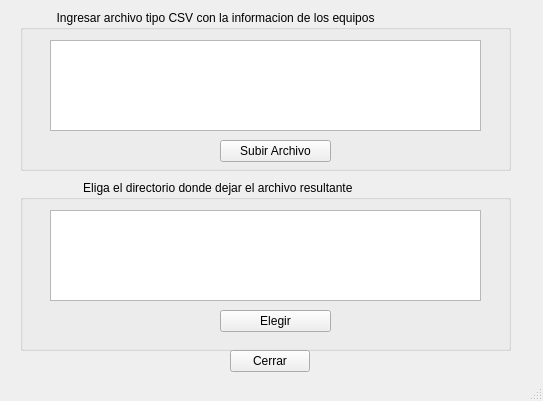
Above: Proyectoparalelas4/fixture/mainwindow.ui from hacors24/Proyectoparalelas before the change. Below: the same form after it.
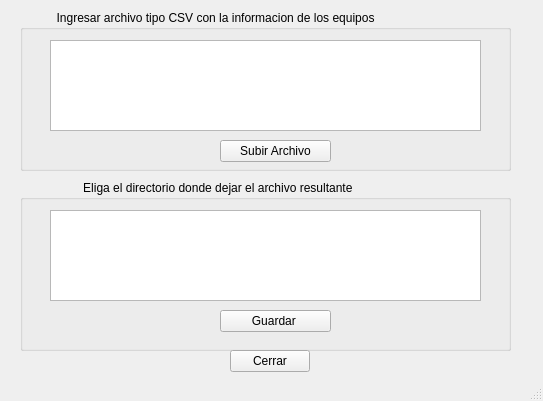
That is the form after the change.

```diff
--- a/Proyectoparalelas4/fixture/mainwindow.ui
+++ b/Proyectoparalelas4/fixture/mainwindow.ui
@@ -75,7 +75,7 @@
       </rect>
      </property>
      <property name="text">
-      <string>Elegir</string>
+      <string>Guardar </string>
      </property>
     </widget>
     <widget class="QTreeView" name="treeView">
```
